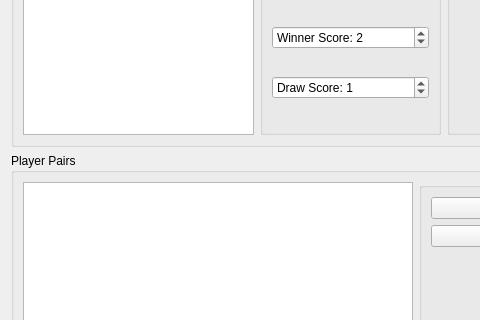
Before: the Qt Designer form ui/CatTabWidget.ui in probonopd/QTournament, drawn with Qt 5; both pictures show x 0 to 480 and y 279 to 599 of the 1009 by 858 pixel window.
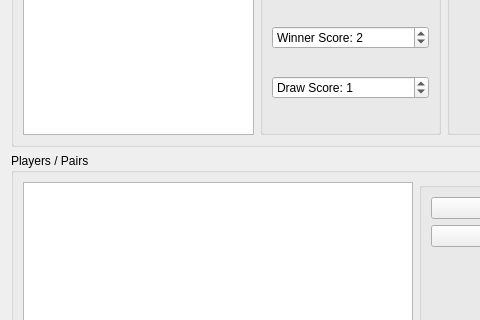
After: the same form once the commit is applied. Custom widgets are drawn as their Qt base class.

Commit message: Modified the UI to leave the player list enabled in singles categories to give the user the opportunity to scroll through the list.

```diff
--- a/ui/CatTabWidget.ui
+++ b/ui/CatTabWidget.ui
@@ -233,7 +233,7 @@
    <item>
     <widget class="QGroupBox" name="gbPairs">
      <property name="title">
-      <string>Player Pairs</string>
+      <string>Players / Pairs</string>
      </property>
      <layout class="QHBoxLayout" name="horizontalLayout_5">
       <property name="leftMargin">
```
Left out of the diff: 8 changed lines with no effect on the pictures. The commit also changes 2 other files.
